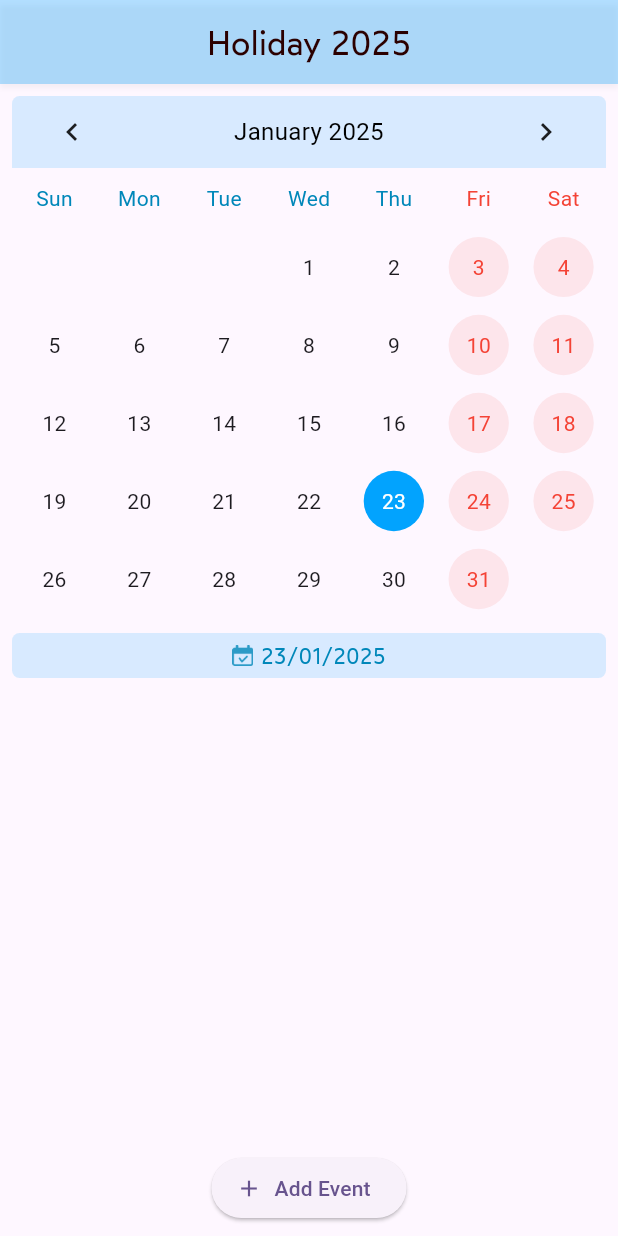
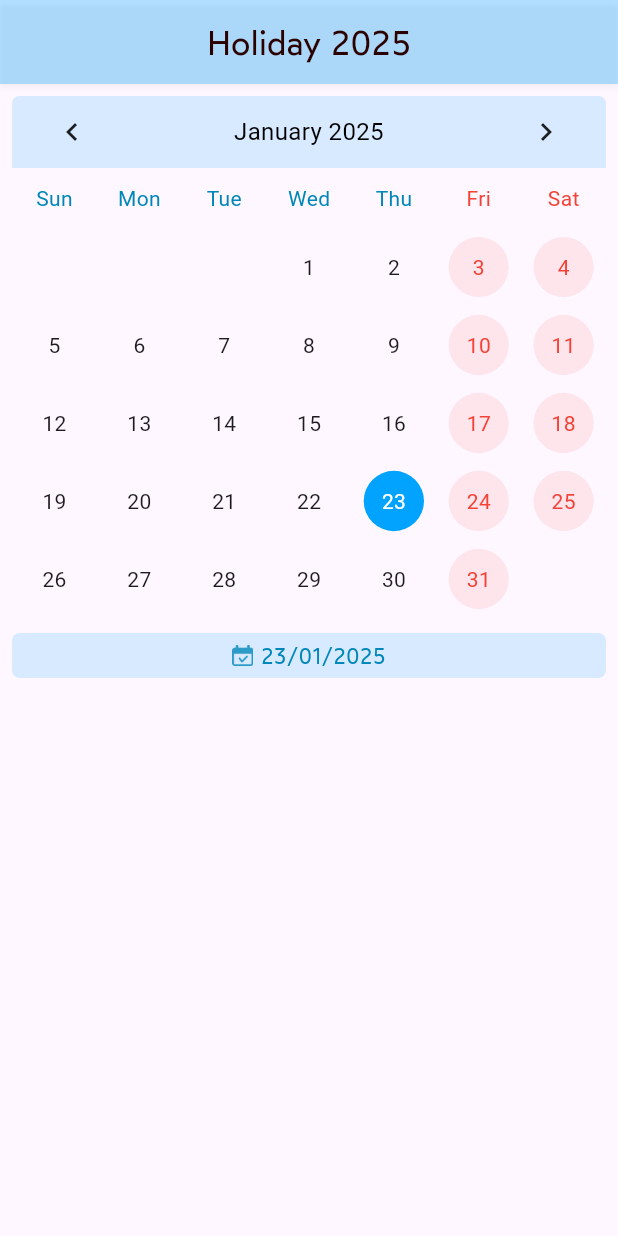
Before and after one commit to marjansikder/Holiday-Calendar, a Flutter app: the screen it shows after launch, on a phone screen of 412 x 824 dp. Run offline on Flutter 3.47's test engine with Material 3 defaults, Android fonts, the phone set to English and light mode, and no system bars; drawn by our look-alikes of table_calendar; our stand-ins replace flutter_riverpod, sqflite; accounts and stored records are empty.

Commit message:
add-event

```diff
--- a/lib/view/calendar/holiday_calendar_screen_db.dart
+++ b/lib/view/calendar/holiday_calendar_screen_db.dart
@@ -23,16 +23,12 @@ class HolidayCalendarScreen extends ConsumerWidget {
       ),
       body: Column(
         children: [
-          // TableCalendar
           _buildTableCalendar(calendarState, calendarNotifier),
-          // Display selected date
           _buildSelectedDate(calendarNotifier),
-          // Show events for the selected day
           _buildEventList(calendarState, calendarNotifier),
-          // The "Today" button
           _buildTodayButton(calendarState, calendarNotifier),
-          // The "Add Event" button
-          _buildAddEventButton(context, calendarNotifier),
+          _buildAddEventButton(calendarState, context, calendarNotifier),
+          const SizedBox(height: 20)
         ],
       ),
     );
@@ -121,7 +117,6 @@ class HolidayCalendarScreen extends ConsumerWidget {
             }
             return null;
           },
-
           holidayBuilder: (context, day, focusedDay) {
             if (day.weekday == DateTime.friday ||
                 day.weekday == DateTime.saturday) {
@@ -203,7 +198,8 @@ class HolidayCalendarScreen extends ConsumerWidget {
     );
   }
 
-  Widget _buildEventList(HolidayCalendarState state, HolidayCalendarNotifier notifier) {
+  Widget _buildEventList(
+      HolidayCalendarState state, HolidayCalendarNotifier notifier) {
     final events = state.selectedEvents;
     return Expanded(
       child: ListView.builder(
@@ -267,18 +263,46 @@ class HolidayCalendarScreen extends ConsumerWidget {
     return Row(
       mainAxisAlignment: MainAxisAlignment.end,
       children: [
-        ElevatedButton(
-          onPressed: notifier.resetToCurrentDay,
-          child: const Text('Today'),
+        Padding(
+          padding: const EdgeInsets.all(15.0),
+          child: InkWell(
+            onTap: notifier.resetToCurrentDay,
+            child: Container(
+              width: 70,
+              height: 50,
+              decoration: BoxDecoration(
+                borderRadius: BorderRadius.circular(5),
+                color: AppColors.appbarColor.withOpacity(.8),
+                boxShadow: [
+                  BoxShadow(
+                    color: Colors.grey.withOpacity(.3),
+                    offset: const Offset(0.0, 3.0),
+                    blurRadius: 6.0,
+                  ),
+                ],
+              ),
+              child: const Center(
+                child: Text(
+                  'Today',
+                  style: TextStyle(
+                    color: AppColors.whiteColor,
+                    fontSize: 14,
+                  ),
+                ),
+              ),
+            ),
+          ),
         ),
       ],
     );
   }
 
   Widget _buildAddEventButton(
+    HolidayCalendarState state,
     BuildContext context,
     HolidayCalendarNotifier notifier,
   ) {
+    if (!state.showResetButton) return const SizedBox.shrink();
     return Padding(
       padding: const EdgeInsets.all(8.0),
       child: ElevatedButton.icon(
```
